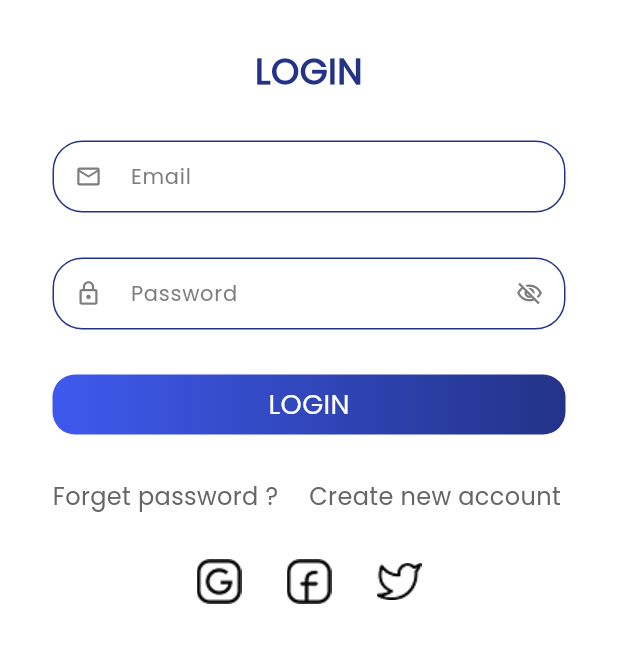
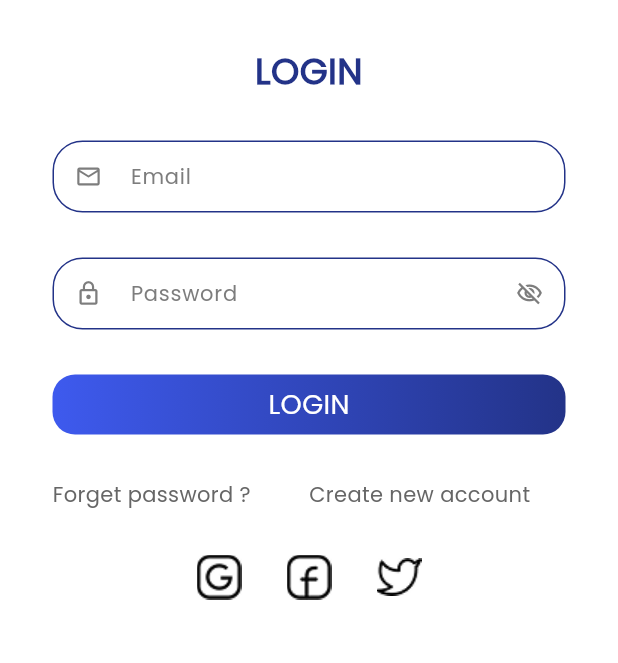
Before and after one commit to aliabdelnaby/mafqud, a Flutter app: the screen it shows after launch, after a tap on "LOGIN", on a phone screen of 412 x 824 dp, the part 359-1022 px from its top. Run offline on Flutter 3.47's test engine with Material 3 defaults, Android fonts, the phone set to English and light mode, and no system bars; our stand-ins replace flutter_bloc, flutter_svg, go_router.

Commit message:
Adjust font sizes in ForgetPasswordAndCreateAccountWidget and OnboardingView for improved readability

```diff
--- a/lib/features/auth/presentation/widgets/forget_password_create_account_widget.dart
+++ b/lib/features/auth/presentation/widgets/forget_password_create_account_widget.dart
@@ -18,7 +18,7 @@ class ForgetPasswordAndCreateAccountWidget extends StatelessWidget {
               "Forget password ?",
               style: TextStyle(
                 color: Color(0xff666666),
-                fontSize: 16,
+                fontSize: 14,
                 fontWeight: FontWeight.w400,
               ),
             ),
@@ -33,7 +33,7 @@ class ForgetPasswordAndCreateAccountWidget extends StatelessWidget {
               "Create new account",
               style: TextStyle(
                 color: Color(0xff666666),
-                fontSize: 16,
+                fontSize: 14,
                 fontWeight: FontWeight.w400,
               ),
             ),
--- a/lib/features/onBoarding/presentation/views/onboarding_view.dart.dart
+++ b/lib/features/onBoarding/presentation/views/onboarding_view.dart.dart
@@ -20,11 +20,7 @@ class OnboardingView extends StatelessWidget {
               const SizedBox(),
               SkipBtn(),
               Center(
-                child: Image.asset(
-                  Assets.imagesOnBoardingImage,
-                  height: 278,
-                  width: 237,
-                ),
+                child: Image.asset(Assets.imagesOnBoardingImage, height: 210),
               ),
               Text(
                 "Welcome",
@@ -38,7 +34,7 @@ class OnboardingView extends StatelessWidget {
                 "We are here to help you find your lost loved ones. Through our platform, you can search for them. We want to restore hope to you and help you.",
                 textAlign: TextAlign.center,
                 style: TextStyle(
-                  fontSize: 18,
+                  fontSize: 15,
                   fontWeight: FontWeight.w400,
                   color: AppColors.primaryColor,
                 ),
@@ -47,7 +43,7 @@ class OnboardingView extends StatelessWidget {
                 "You can now log in or sign up",
                 textAlign: TextAlign.center,
                 style: TextStyle(
-                  fontSize: 18,
+                  fontSize: 17,
                   fontWeight: FontWeight.w700,
                   color: AppColors.primaryColor,
                 ),
```
